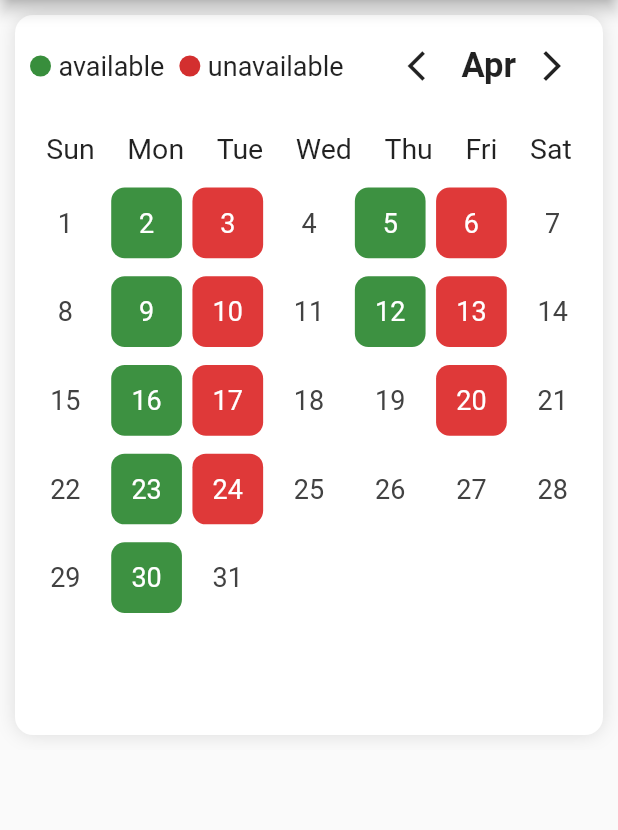
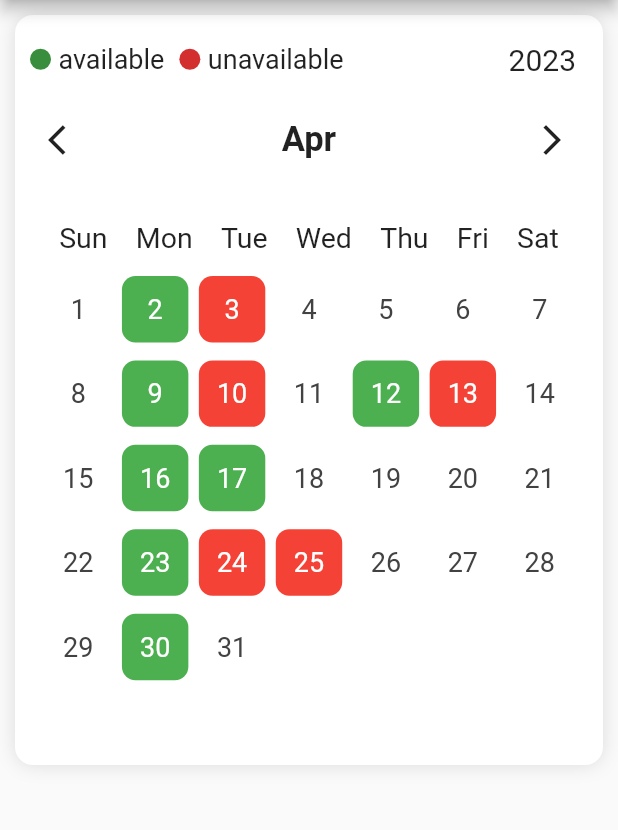
Before and after one commit to Xx-COBA-xX/flutter_calender_task, a Flutter app: the screen it shows after launch, on a phone screen of 412 x 824 dp, the part 84-914 px from its top. Run offline on Flutter 3.47's test engine with Material 2 defaults, Android fonts, the phone set to English and light mode, and no system bars.

```diff
--- a/lib/main.dart
+++ b/lib/main.dart
@@ -1,5 +1,6 @@
 import 'package:flutter/material.dart';
 
+import 'pages/available_day.dart';
 import 'pages/home_pages.dart';
 
 void main(){
@@ -11,9 +12,13 @@ class MyApp extends StatelessWidget {
 
   @override
   Widget build(BuildContext context) {
-    return const MaterialApp(
+    return MaterialApp(
       debugShowCheckedModeBanner: false,
-      home: HomePage()
+      initialRoute: '/',
+      routes: {
+        '/' : (context) => const HomePage(),
+        'availableDay' :(context) => const AvailableDay(),
+      },
     );
   }
 }
--- a/lib/model/model.dart
+++ b/lib/model/model.dart
@@ -1,5 +1,4 @@
 // ignore_for_file: non_constant_identifier_names
-
 
 class MyDate {
   static final now = DateTime.now();
@@ -44,33 +43,40 @@ class MyDate {
   ];
 
   // ignore: unused_field
-  static final List<SelecatDay> availableDay =[
-    SelecatDay(n_day: 2, n_month: 4),
-    SelecatDay(n_day: 9, n_month: 4),
-    SelecatDay(n_day: 16, n_month: 4),
-    SelecatDay(n_day: 23, n_month: 4),
-    SelecatDay(n_day: 30, n_month: 4),
-    SelecatDay(n_day: 5, n_month: 4),
-    SelecatDay(n_day: 12, n_month: 4),
+  static final List<DateTime> availableDay = [
+    DateTime(2023, 4, 2),
+    DateTime(2023, 4, 9),
+    DateTime(2023, 4, 16),
+    DateTime(2023, 4, 23),
+    DateTime(2023, 4, 30),
+    DateTime(2024, 4, 10),
+    DateTime(2023, 4, 12),
+    DateTime(2023, 4, 17),
+    DateTime(2023, 5, 2),
+    DateTime(2023, 5, 9),
+    DateTime(2023, 6, 16),
+    DateTime(2023, 3, 23),
+    DateTime(2023, 7, 30),
+    DateTime(2024, 6, 10),
+    DateTime(2023, 7, 12),
+    DateTime(2023, 6, 17),
   ];
-  static final List<SelecatDay> unavailableDay =[
-    SelecatDay(n_day: 3, n_month: 4),
-    SelecatDay(n_day: 10, n_month: 4),
-    SelecatDay(n_day: 17, n_month: 4),
-    SelecatDay(n_day: 24, n_month: 4),
-    SelecatDay(n_day: 6, n_month: 4),
-    SelecatDay(n_day: 13, n_month: 4),
-    SelecatDay(n_day: 20, n_month: 4),
+  static final List<DateTime> unavailableDay = [
+    DateTime(2023, 4, 3),
+    DateTime(2023, 4, 10),
+    DateTime(2023, 4, 17),
+    DateTime(2023, 4, 24),
+    DateTime(2023, 4, 25),
+    DateTime(2024, 4, 6),
+    DateTime(2023, 4, 13),
+    DateTime(2023, 5, 20),
+    DateTime(2023, 5, 3),
+    DateTime(2023, 6, 10),
+    DateTime(2023, 7, 17),
+    DateTime(2023, 6, 24),
+    DateTime(2023, 6, 25),
+    DateTime(2024, 7, 6),
+    DateTime(2023, 8, 13),
+    DateTime(2023, 9, 20),
   ];
-
 }
-
-class SelecatDay {
-  final int n_day;
-  final int n_month;
-
-  SelecatDay(
-    {required this.n_day,
-    required this.n_month,}
-  );
-}
--- a/lib/pages/home_pages.dart
+++ b/lib/pages/home_pages.dart
@@ -12,6 +12,10 @@ class _HomePageState extends State<HomePage> {
   // ignore: prefer_final_fields
   PageController? _selecatDate =
       PageController(initialPage: DateTime.now().month - 1);
+  int myIndex = DateTime.now().month - 1;
+
+  DateTime startDateTime = DateTime(2022);
+  int selectYear = DateTime.now().year;
   @override
   Widget build(BuildContext context) {
     return SafeArea(
@@ -20,16 +24,9 @@ class _HomePageState extends State<HomePage> {
           title: const Text("Calender"),
         ),
         body: Container(
+          margin: const EdgeInsets.symmetric(horizontal: 10, vertical: 10),
+          padding: const EdgeInsets.symmetric(horizontal: 10, vertical: 10),
           height: 500,
-          child: PageView.builder(
-            controller: _selecatDate,
-            itemCount: MyDate.dayInMonth.length,
-            itemBuilder: (context, index) => Padding(
-              padding: const EdgeInsets.symmetric(horizontal: 10, vertical: 10),
-              child: Container(
-                padding:
-                    const EdgeInsets.symmetric(horizontal: 10, vertical: 10),
-                height: 300,
           decoration: BoxDecoration(
               color: Colors.white,
               borderRadius: BorderRadius.circular(12),
@@ -40,7 +37,6 @@ class _HomePageState extends State<HomePage> {
                 )
               ]),
           child: Column(
-                  crossAxisAlignment: CrossAxisAlignment.start,
             children: [
               Row(
                 mainAxisAlignment: MainAxisAlignment.spaceBetween,
@@ -54,33 +50,72 @@ class _HomePageState extends State<HomePage> {
                       buildCircle("unavailable", Colors.red.shade700),
                     ],
                   ),
+                  Padding(
+                    padding: const EdgeInsets.all(8.0),
+                    child: InkWell(
+                      onTap: () {
+                        showDialog(
+                          context: context,
+                          builder: (constext) {
+                            return yearDialog(context);
+                          },
+                        );
+                      },
+                      child: Text(
+                        "$selectYear",
+                        style: const TextStyle(
+                          fontSize: 20,
+                        ),
+                      ),
+                    ),
+                  )
+                ],
+              ),
+              const SizedBox(
+                height: 10,
+              ),
               Row(
+                mainAxisAlignment: MainAxisAlignment.spaceBetween,
                 children: [
-                            index == 0
+                  myIndex == 0
                       ? Container()
-                                : iconButton(index-1, Icons.arrow_back_ios),
+                      : iconButton(myIndex - 1, Icons.arrow_back_ios),
                   Text(
-                              "${MyDate.monthName[index]}",
+                    "${MyDate.monthName[myIndex]}",
                     style: const TextStyle(
                       fontSize: 23,
                       fontWeight: FontWeight.bold,
                     ),
                   ),
-                            index == MyDate.dayInMonth.length - 1
+                  myIndex == MyDate.dayInMonth.length - 1
                       ? Container(
                           width: 20,
                         )
-                                : iconButton(index+1 , Icons.arrow_forward_ios),
+                      : iconButton(myIndex + 1, Icons.arrow_forward_ios),
                 ],
               ),
-                      ],
-                    ),
+              Expanded(
+                child: PageView.builder(
+                  controller: _selecatDate,
+                  itemCount: MyDate.dayInMonth.length,
+                  onPageChanged: (value) {
+                    setState(() {
+                      myIndex = value;
+                    });
+                  },
+                  itemBuilder: (context, index) => Padding(
+                    padding: const EdgeInsets.symmetric(
+                        horizontal: 10, vertical: 10),
+                    child: Column(
+                      crossAxisAlignment: CrossAxisAlignment.start,
+                      children: [
                         const SizedBox(
                           height: 20,
                         ),
                         Row(
                           mainAxisAlignment: MainAxisAlignment.spaceAround,
-                      children: List.generate(MyDate.dayName.length, (index) {
+                          children:
+                              List.generate(MyDate.dayName.length, (index) {
                             return Text(MyDate.dayName[index],
                                 style: const TextStyle(
                                   fontSize: 19,
@@ -95,12 +130,32 @@ class _HomePageState extends State<HomePage> {
                           child: GridView.builder(
                             itemCount: MyDate.dayInMonth[index],
                             // ignore: prefer_const_constructors
-                        gridDelegate: SliverGridDelegateWithFixedCrossAxisCount(
+                            gridDelegate:
+                                const SliverGridDelegateWithFixedCrossAxisCount(
                                     crossAxisCount: 7,
                                     crossAxisSpacing: 7,
                                     mainAxisSpacing: 12),
                             itemBuilder: (context, i) {
-                          return Container(
+                              return GestureDetector(
+                                onTap: () {
+                                  isAvailableDay(index + 1, i + 1) == Colors.red
+                                      ? SnackBar(
+                                          content: Text('This is a Snackbar'),
+                                          duration: Duration(seconds: 3),
+                                          action: SnackBarAction(
+                                            label: 'Dismiss',
+                                            onPressed: () {
+                                              // Perform some action
+                                            },
+                                          ),
+                                        )
+                                      : isAvailableDay(index + 1, i + 1) ==
+                                              Colors.green
+                                          ? Navigator.of(context)
+                                              .pushNamed("availableDay")
+                                          : null;
+                                },
+                                child: Container(
                                   decoration: BoxDecoration(
                                     color: isAvailableDay(index + 1, i + 1),
                                     borderRadius: BorderRadius.circular(9),
@@ -110,10 +165,12 @@ class _HomePageState extends State<HomePage> {
                                       '${i + 1}',
                                       style: TextStyle(
                                           fontSize: 18,
-                                    color: isAvailableDay(index + 1, i + 1) ==
+                                          color: isAvailableDay(
+                                                      index + 1, i + 1) ==
                                                   Colors.white
                                               ? Colors.grey[800]
                                               : Colors.white),
+                                    ),
                                   ),
                                 ),
                               );
@@ -124,6 +181,50 @@ class _HomePageState extends State<HomePage> {
                     ),
                   ),
                 ),
+              ),
+            ],
+          ),
+        ),
+      ),
+    );
+  }
+
+  AlertDialog yearDialog(BuildContext context) {
+    return AlertDialog(
+      icon: InkWell(
+        onTap: () {
+          setState(() {
+            myIndex = DateTime.now().month - 1;
+            selectYear = DateTime.now().year;
+            Navigator.of(context).pop();
+          });
+        },
+        child: const Text(
+          "To Day",
+          style: TextStyle(fontSize: 19),
+        ),
+      ),
+      content: Container(
+        height: 300,
+        child: SingleChildScrollView(
+          child: Column(
+            children: List.generate(50, (index) {
+              return InkWell(
+                onTap: () {
+                  setState(() {
+                    selectYear = startDateTime.year + index;
+                    Navigator.of(context).pop();
+                  });
+                },
+                child: Padding(
+                  padding: const EdgeInsets.all(8.0),
+                  child: Text(
+                    "${startDateTime.year + index}",
+                    style: const TextStyle(fontSize: 20),
+                  ),
+                ),
+              );
+            }),
           ),
         ),
       ),
@@ -147,18 +248,24 @@ class _HomePageState extends State<HomePage> {
 
   Color isAvailableDay(int month, int day) {
     for (int i = 0; i < MyDate.availableDay.length; i++) {
-      if (MyDate.availableDay[i].n_month == month &&
-          MyDate.availableDay[i].n_day == day) {
-        return Color.fromARGB(248, 56, 142, 60);
+      if (MyDate.availableDay[i].year == selectYear &&
+          MyDate.availableDay[i].month == month &&
+          MyDate.availableDay[i].day == day) {
+        return Colors.green;
       }
     }
     for (int i = 0; i < MyDate.unavailableDay.length; i++) {
-      if (MyDate.unavailableDay[i].n_month == month &&
-          MyDate.unavailableDay[i].n_day == day) {
-        return Color.fromARGB(223, 218, 29, 29);
+      if (MyDate.unavailableDay[i].year == selectYear &&
+          MyDate.unavailableDay[i].month == month &&
+          MyDate.unavailableDay[i].day == day) {
+        return Colors.red;
       }
     }
     return Colors.white;
+  }
+
+  showSnakBar() {
+    return const SnackBar(content: Text("unavailable Day"));
   }
 
   Row buildCircle(String title, Color color) {
```
Also changed, not shown: lib/pages/available_day.dart (added, +12 -0 lines). Lines whose indentation alone changed are shown as unchanged.
